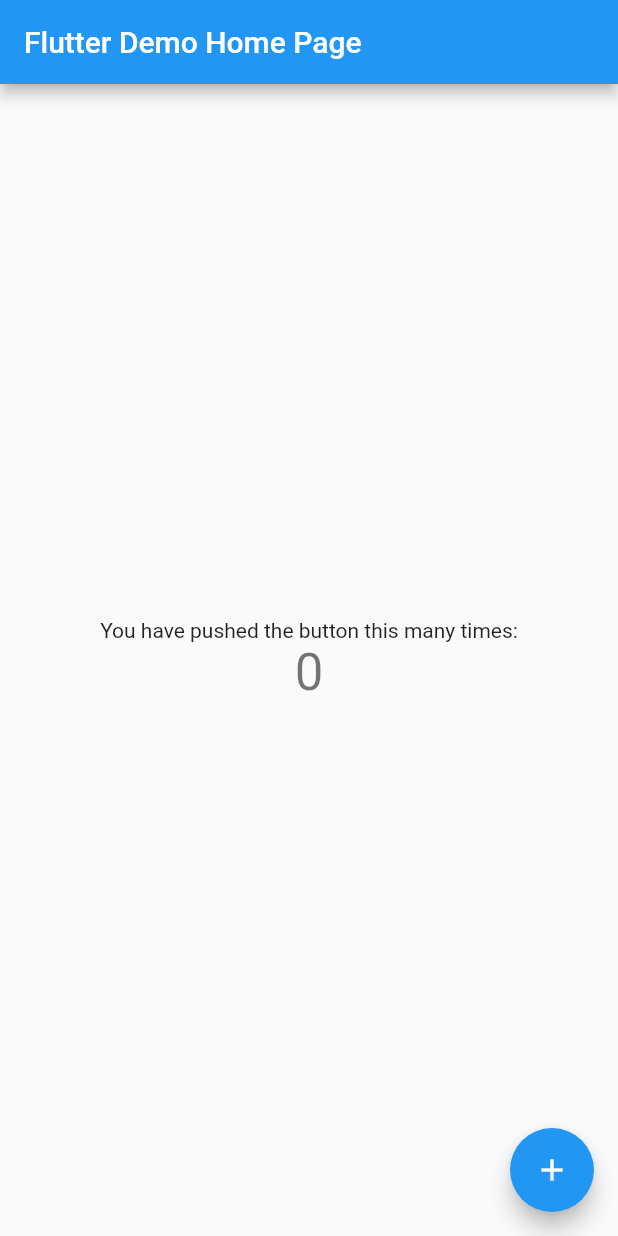
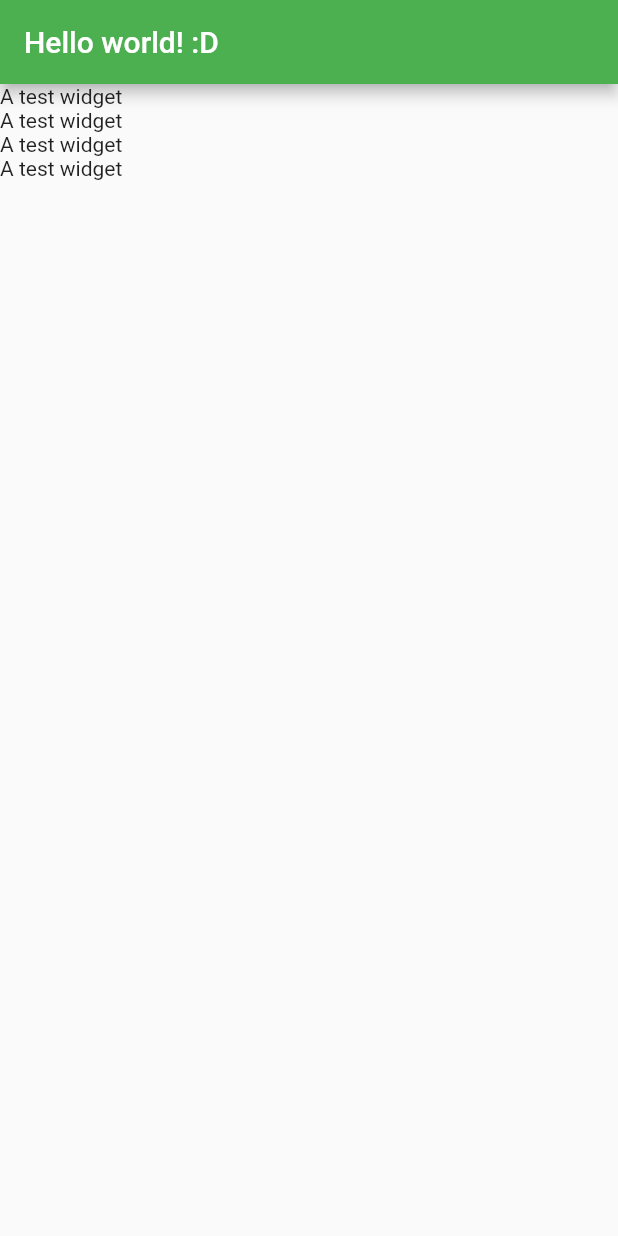
Before and after one commit to DiabeticOwl/Learning_Flutter, a Flutter app: the screen it shows after launch, on a phone screen of 412 x 824 dp. Run offline on Flutter 3.47's test engine with Material 2 defaults, Android fonts, the phone set to English and light mode, and no system bars.

Commit message:
Creating my first widgets. :D

```diff
--- a/hello_world/lib/main.dart
+++ b/hello_world/lib/main.dart
@@ -11,105 +11,39 @@ class MyApp extends StatelessWidget {
   @override
   Widget build(BuildContext context) {
     return MaterialApp(
-      title: 'Flutter Demo',
+      title: 'MyApp',
       theme: ThemeData(
-        // This is the theme of your application.
-        //
-        // Try running your application with "flutter run". You'll see the
-        // application has a blue toolbar. Then, without quitting the app, try
-        // changing the primarySwatch below to Colors.green and then invoke
-        // "hot reload" (press "r" in the console where you ran "flutter run",
-        // or simply save your changes to "hot reload" in a Flutter IDE).
-        // Notice that the counter didn't reset back to zero; the application
-        // is not restarted.
-        primarySwatch: Colors.blue,
+        primarySwatch: Colors.green,
       ),
-      home: const MyHomePage(title: 'Flutter Demo Home Page'),
+      home: const MyHomePage(),
     );
   }
 }
 
-class MyHomePage extends StatefulWidget {
-  const MyHomePage({Key? key, required this.title}) : super(key: key);
-
-  // This widget is the home page of your application. It is stateful, meaning
-  // that it has a State object (defined below) that contains fields that affect
-  // how it looks.
-
-  // This class is the configuration for the state. It holds the values (in this
-  // case the title) provided by the parent (in this case the App widget) and
-  // used by the build method of the State. Fields in a Widget subclass are
-  // always marked "final".
-
-  final String title;
-
-  @override
-  State<MyHomePage> createState() => _MyHomePageState();
-}
-
-class _MyHomePageState extends State<MyHomePage> {
-  int _counter = 0;
-
-  void _incrementCounter() {
-    setState(() {
-      // This call to setState tells the Flutter framework that something has
-      // changed in this State, which causes it to rerun the build method below
-      // so that the display can reflect the updated values. If we changed
-      // _counter without calling setState(), then the build method would not be
-      // called again, and so nothing would appear to happen.
-      _counter++;
-    });
-  }
+class MyHomePage extends StatelessWidget {
+  const MyHomePage({Key? key}) : super(key: key);
 
   @override
   Widget build(BuildContext context) {
-    // This method is rerun every time setState is called, for instance as done
-    // by the _incrementCounter method above.
-    //
-    // The Flutter framework has been optimized to make rerunning build methods
-    // fast, so that you can just rebuild anything that needs updating rather
-    // than having to individually change instances of widgets.
     return Scaffold(
-      appBar: AppBar(
-        // Here we take the value from the MyHomePage object that was created by
-        // the App.build method, and use it to set our appbar title.
-        title: Text(widget.title),
+      appBar: AppBar(title: const Text("Hello world! :D")),
+      body: Column(
+        children: const [
+          TestWidget(),
+          TestWidget(),
+          TestWidget(),
+          TestWidget()
+        ],
       ),
-      body: Center(
-        // Center is a layout widget. It takes a single child and positions it
-        // in the middle of the parent.
-        child: Column(
-          // Column is also a layout widget. It takes a list of children and
-          // arranges them vertically. By default, it sizes itself to fit its
-          // children horizontally, and tries to be as tall as its parent.
-          //
-          // Invoke "debug painting" (press "p" in the console, choose the
-          // "Toggle Debug Paint" action from the Flutter Inspector in Android
-          // Studio, or the "Toggle Debug Paint" command in Visual Studio Code)
-          // to see the wireframe for each widget.
-          //
-          // Column has various properties to control how it sizes itself and
-          // how it positions its children. Here we use mainAxisAlignment to
-          // center the children vertically; the main axis here is the vertical
-          // axis because Columns are vertical (the cross axis would be
-          // horizontal).
-          mainAxisAlignment: MainAxisAlignment.center,
-          children: <Widget>[
-            const Text(
-              'You have pushed the button this many times:',
-            ),
-            Text(
-              '$_counter',
-              style: Theme.of(context).textTheme.headline4,
-            ),
-          ],
-        ),
-      ),
-      floatingActionButton: FloatingActionButton(
-        onPressed: _incrementCounter,
-        tooltip: 'Increment',
-        child: const Icon(Icons.add),
-      ), // This trailing comma makes auto-formatting nicer for build methods.
     );
   }
 }
+
+class TestWidget extends StatelessWidget {
+  const TestWidget({Key? key}) : super(key: key);
+
+  @override
+  Widget build(BuildContext context) {
+    return const Text("A test widget");
+  }
+}
```
